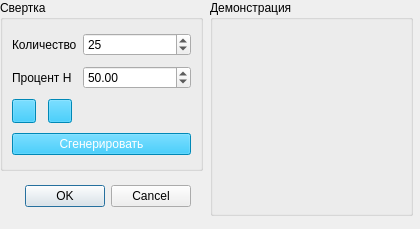
Old version of the form scene/proteinForm.ui in the repository Gid32/ProteinFolding.
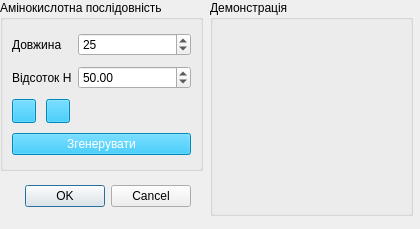
New version of the form. Icons and pictures are not drawn.

```diff
--- a/scene/proteinForm.ui
+++ b/scene/proteinForm.ui
@@ -51,13 +51,13 @@
     </rect>
    </property>
    <property name="title">
-    <string>Свертка</string>
+    <string>Амінокислотна послідовність</string>
    </property>
    <layout class="QGridLayout" name="gridLayout_7">
     <item row="0" column="0" colspan="2">
      <widget class="QLabel" name="genericCountLabel">
       <property name="text">
-       <string>Количество</string>
+       <string>Довжина</string>
       </property>
      </widget>
     </item>
@@ -77,7 +77,7 @@
     <item row="1" column="0" colspan="2">
      <widget class="QLabel" name="genricPercentLabel">
       <property name="text">
-       <string>Процент H</string>
+       <string>Відсоток H</string>
       </property>
      </widget>
     </item>
@@ -1439,7 +1439,7 @@
        <string notr="true">color:white;background-color:#00BFFF;font-size:12px</string>
       </property>
       <property name="text">
-       <string>Сгенерировать</string>
+       <string>Згенерувати</string>
       </property>
       <property name="autoDefault">
        <bool>true</bool>
@@ -1464,7 +1464,7 @@
     </rect>
    </property>
    <property name="title">
-    <string>Демонстрация</string>
+    <string>Демонстрація</string>
    </property>
    <layout class="QGridLayout" name="gridLayout_2">
     <item row="0" column="0">
```
Left out of the diff: 2 changed lines with no effect on the pictures.
